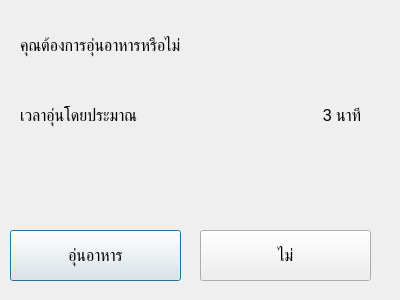
Above: assets/design/PopupCookFood.ui from LagSeeN/Py-Food-Vending-Machine before the change. Below: the same form after it.
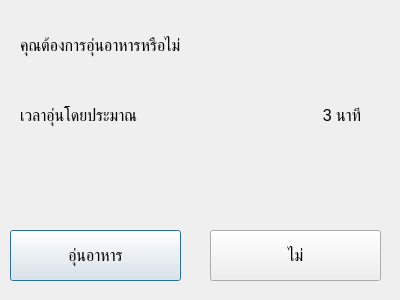
That is the form after the change. Icons and pictures are not drawn.

Diff of the .ui file:
```diff
--- a/assets/design/PopupCookFood.ui
+++ b/assets/design/PopupCookFood.ui
@@ -52,7 +52,7 @@
   <widget class="QPushButton" name="pushButton_2">
    <property name="geometry">
     <rect>
-     <x>200</x>
+     <x>210</x>
      <y>230</y>
      <width>171</width>
      <height>51</height>
```
Left out of the diff: 20 changed lines with no effect on the pictures.
